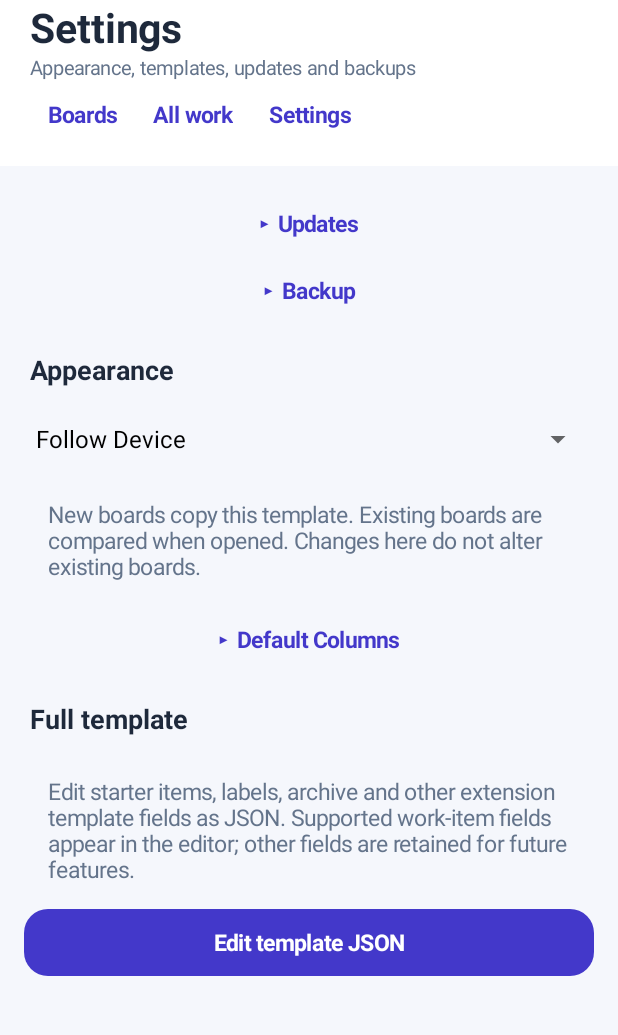
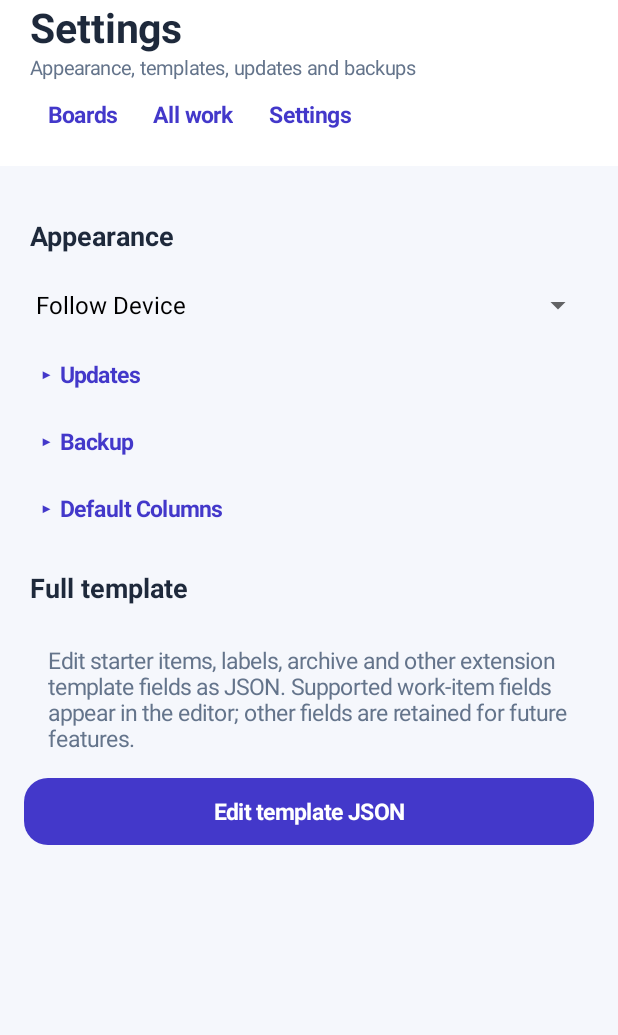
Before and after one commit to ChayseSmith/CodeKanban, an Android app: the screen it shows after launch (MainActivity), after a tap on "Settings", on a phone screen of 412 x 824 dp, the part 52-1087 px from its top. Run offline under Robolectric (Android 15) with nearby library versions, the phone set to English and light mode, and no system bars; pictures from the network do not load; Roboto replaces fonts that are not available here; 2 other taps on this screen came first.

Commit message:
settings and boards

```diff
--- a/android/app/src/main/java/com/battlemanson/codekanban/MainActivity.java
+++ b/android/app/src/main/java/com/battlemanson/codekanban/MainActivity.java
@@ -111,7 +111,7 @@ public class MainActivity extends Activity {
         String title=tab.equals("boards")?(board()==null?"Your boards":board().optString("name")):tab.equals("all")?"Across boards":"Settings";
         LinearLayout titleRow=new LinearLayout(this);titleRow.setGravity(Gravity.CENTER_VERTICAL);header.addView(titleRow);if(tab.equals("boards")&&board()!=null){TextView icon=boardIcon(board(),22);LinearLayout.LayoutParams p=new LinearLayout.LayoutParams(dp(36),dp(36));p.rightMargin=dp(10);titleRow.addView(icon,p);}TextView h=text(title,27,INK,true);titleRow.addView(h,new LinearLayout.LayoutParams(0,-2,1));TextView sub=text(tab.equals("boards")?(board()==null?"Organize work, your way":"Board · "+path(board())):tab.equals("all")?"Work items from every board":"Appearance, templates, updates and backups",13,MUTED,false);header.addView(sub);
         HorizontalScrollView scroll=new HorizontalScrollView(this);scroll.setHorizontalScrollBarEnabled(false);LinearLayout nav=new LinearLayout(this);scroll.addView(nav);header.addView(scroll);
-        nav.addView(action("Boards",()->{tab="boards";show();}));nav.addView(action("All work",()->{tab="all";show();}));nav.addView(action("Settings",()->{tab="settings";show();}));
+        nav.addView(action("Boards",()->{if(tab.equals("boards"))current="";tab="boards";show();}));nav.addView(action("All work",()->{tab="all";show();}));nav.addView(action("Settings",()->{tab="settings";show();}));
         ScrollView sv=new ScrollView(this);boardScroll=sv;sv.setFillViewport(true);root.addView(sv,new LinearLayout.LayoutParams(-1,0,1));content=vertical();content.setPadding(dp(16),dp(16),dp(16),dp(28));sv.addView(content);
         if(tab.equals("settings"))settings();else if(tab.equals("all"))all();else if(board()==null)boards();else boardView();
     }
@@ -334,7 +334,12 @@ public class MainActivity extends Activity {
     }
     private void restoreBackup(JSONObject backup){try{JSONObject previous=data;String previousTheme=themeMode();data=backup.getJSONObject("data");getPreferences(MODE_PRIVATE).edit().putString("themeMode",backup.optString("themeMode",backup.getBoolean("darkMode")?"dark":"light")).apply();if(save()){current="";tab="boards";recreate();}else{data=previous;getPreferences(MODE_PRIVATE).edit().putString("themeMode",previousTheme).apply();}}catch(JSONException e){error("Could not restore backup",e.getMessage());}}
     private void settings(){
-        TextView updatesToggle=action((updatesExpanded?"▾":"▸")+"  Updates",()->{updatesExpanded=!updatesExpanded;show();});updatesToggle.setContentDescription((updatesExpanded?"Collapse":"Expand")+" Updates");content.addView(updatesToggle);
+        section("Appearance");
+        Spinner theme=new Spinner(this);theme.setAdapter(new ArrayAdapter<String>(this,android.R.layout.simple_spinner_dropdown_item,new String[]{"Light Mode","Dark Mode","Follow Device"}));
+        theme.setSelection("light".equals(themeMode())?0:"dark".equals(themeMode())?1:2);content.addView(theme);
+        theme.setOnItemSelectedListener(new android.widget.AdapterView.OnItemSelectedListener(){public void onNothingSelected(android.widget.AdapterView<?> parent){}public void onItemSelected(android.widget.AdapterView<?> parent,View view,int position,long id){String selected=new String[]{"light","dark","device"}[position],previous=themeMode();if(!selected.equals(previous)){getPreferences(MODE_PRIVATE).edit().putString("themeMode",selected).apply();if(save()){Intent intent=getIntent();intent.putExtra("settingsOpen",true);recreate();}else getPreferences(MODE_PRIVATE).edit().putString("themeMode",previous).apply();}}});
+
+        TextView updatesToggle=action((updatesExpanded?"▾":"▸")+"  Updates",()->{updatesExpanded=!updatesExpanded;show();});updatesToggle.setGravity(Gravity.START|Gravity.CENTER_VERTICAL);updatesToggle.setContentDescription((updatesExpanded?"Collapse":"Expand")+" Updates");content.addView(updatesToggle);
         if(updatesExpanded){
         button("Check for updates",()->new UpdateManager(this).check(true));
         TextView channelLabel=text("Release channel",16,INK,true);content.addView(channelLabel);
@@ -343,17 +348,12 @@ public class MainActivity extends Activity {
         channel.setOnItemSelectedListener(new android.widget.AdapterView.OnItemSelectedListener(){public void onNothingSelected(android.widget.AdapterView<?> parent){}public void onItemSelected(android.widget.AdapterView<?> parent,View view,int position,long id){String selected=position==1?"beta":"stable";String previous=getSharedPreferences("app_updates",MODE_PRIVATE).getString("channel","stable");if(!selected.equals(previous)){getSharedPreferences("app_updates",MODE_PRIVATE).edit().putString("channel",selected).apply();new UpdateManager(MainActivity.this).check(true);}}});
 
         }
-        TextView backupToggle=action((backupExpanded?"▾":"▸")+"  Backup",()->{backupExpanded=!backupExpanded;show();});backupToggle.setContentDescription((backupExpanded?"Collapse":"Expand")+" Backup");content.addView(backupToggle);
+        TextView backupToggle=action((backupExpanded?"▾":"▸")+"  Backup",()->{backupExpanded=!backupExpanded;show();});backupToggle.setGravity(Gravity.START|Gravity.CENTER_VERTICAL);backupToggle.setContentDescription((backupExpanded?"Collapse":"Expand")+" Backup");content.addView(backupToggle);
         if(backupExpanded)backupView();
-        section("Appearance");
-        Spinner theme=new Spinner(this);theme.setAdapter(new ArrayAdapter<String>(this,android.R.layout.simple_spinner_dropdown_item,new String[]{"Light Mode","Dark Mode","Follow Device"}));
-        theme.setSelection("light".equals(themeMode())?0:"dark".equals(themeMode())?1:2);content.addView(theme);
-        theme.setOnItemSelectedListener(new android.widget.AdapterView.OnItemSelectedListener(){public void onNothingSelected(android.widget.AdapterView<?> parent){}public void onItemSelected(android.widget.AdapterView<?> parent,View view,int position,long id){String selected=new String[]{"light","dark","device"}[position],previous=themeMode();if(!selected.equals(previous)){getPreferences(MODE_PRIVATE).edit().putString("themeMode",selected).apply();if(save()){Intent intent=getIntent();intent.putExtra("settingsOpen",true);recreate();}else getPreferences(MODE_PRIVATE).edit().putString("themeMode",previous).apply();}}});
-
-        empty("New boards copy this template. Existing boards are compared when opened. Changes here do not alter existing boards.");
         try{JSONObject t=template();JSONArray lists=t.getJSONArray("lists");
-            TextView columnsToggle=action((defaultColumnsExpanded?"▾":"▸")+"  Default Columns",()->{defaultColumnsExpanded=!defaultColumnsExpanded;show();});columnsToggle.setContentDescription((defaultColumnsExpanded?"Collapse":"Expand")+" Default Columns");content.addView(columnsToggle);
+            TextView columnsToggle=action((defaultColumnsExpanded?"▾":"▸")+"  Default Columns",()->{defaultColumnsExpanded=!defaultColumnsExpanded;show();});columnsToggle.setGravity(Gravity.START|Gravity.CENTER_VERTICAL);columnsToggle.setContentDescription((defaultColumnsExpanded?"Collapse":"Expand")+" Default Columns");content.addView(columnsToggle);
             if(defaultColumnsExpanded){
+            empty("New boards copy this template. Existing boards are compared when opened. Changes here do not alter existing boards.");
             for(int i=0;i<lists.length();i++){final int index=i;JSONObject col=lists.getJSONObject(i);LinearLayout row=tile();TextView name=text("●  "+col.optString("title"),17,INK,true);row.addView(name);row.addView(text("Color: "+(col.optString("color").isEmpty()?"none":col.optString("color"))+"  ·  "+col.getJSONArray("cards").length()+" starter items",13,MUTED,false));row.setOnClickListener(v->editDefaultColumn(t,index));}
             button("+ Add default column",()->input("New default column","Column name","",name->{try{lists.put(BoardTemplate.empty(name,palette[lists.length()%palette.length]));saveTemplate(t);show();}catch(JSONException e){error("Invalid column",e.getMessage());}}));
             }
```
